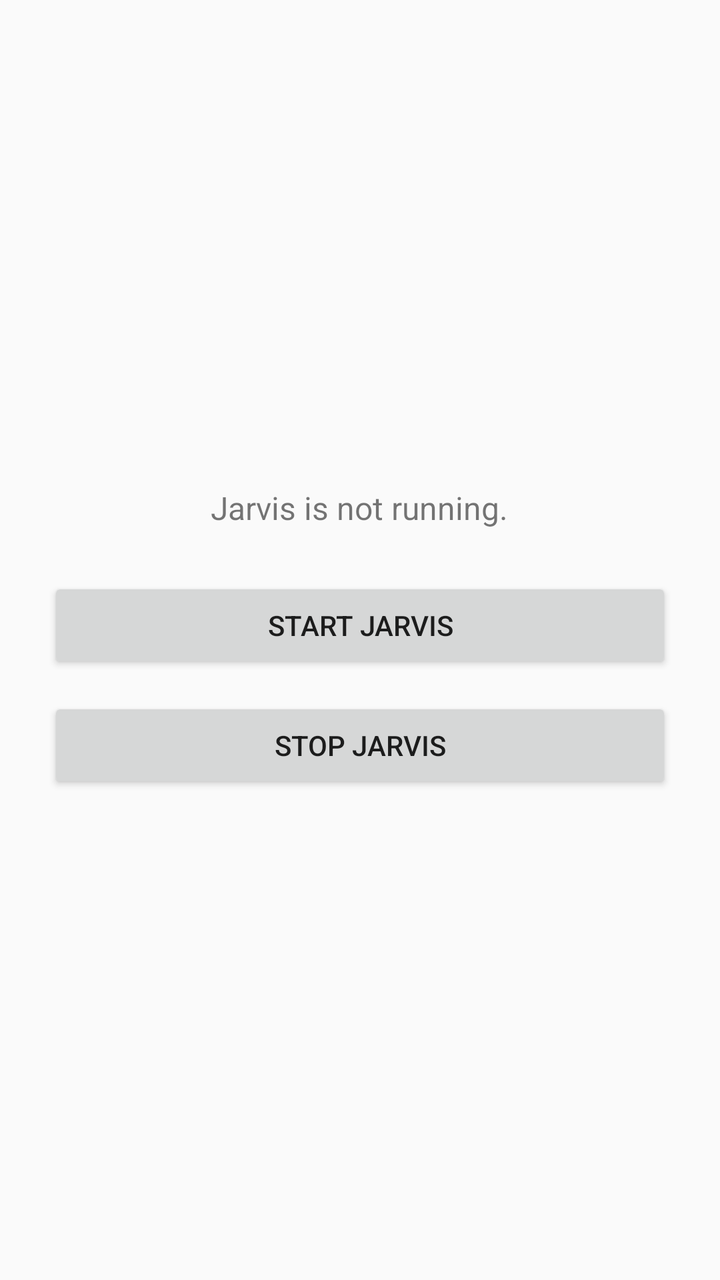
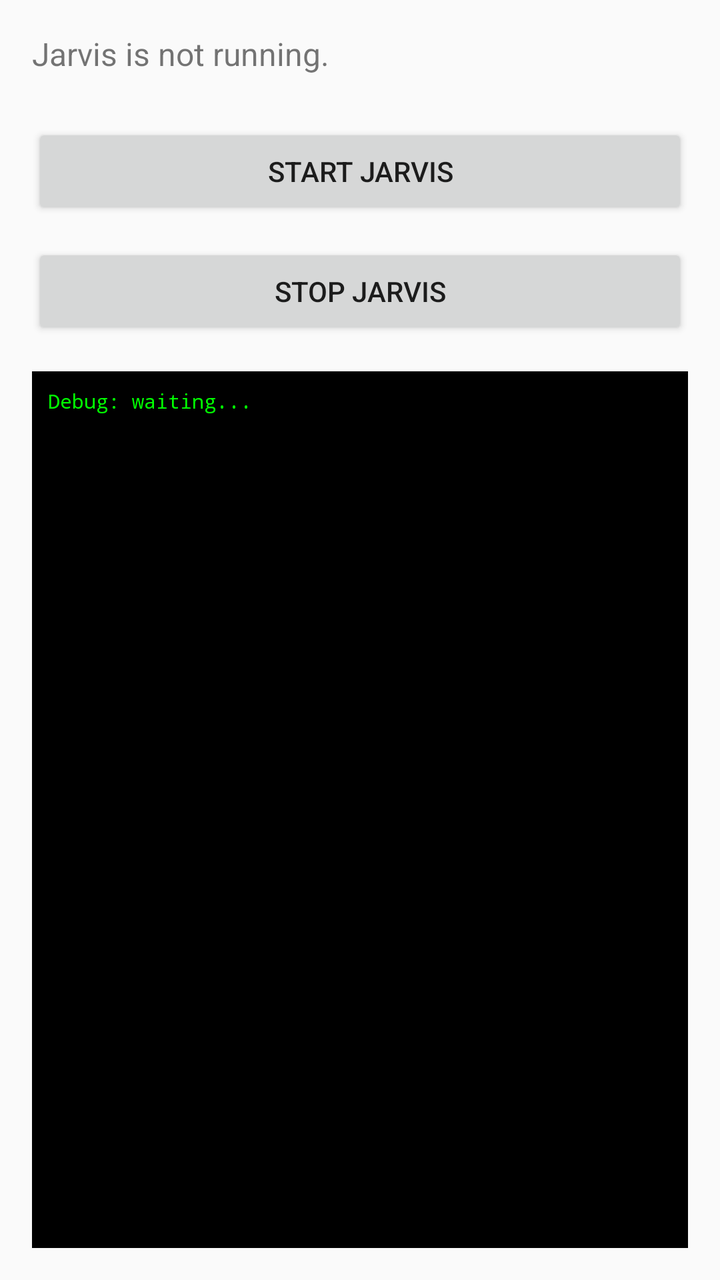

Before-and-after screenshots of an Android layout around one commit, followed by the original layout XML and the change that was made.
<!-- AndroidManifest.xml: application theme Theme.AppCompat.DayNight -->
<!-- res/layout/activity_main.xml -->
<?xml version="1.0" encoding="utf-8"?>
<LinearLayout xmlns:android="http://schemas.android.com/apk/res/android"
    android:layout_width="match_parent"
    android:layout_height="match_parent"
    android:orientation="vertical"
    android:gravity="center"
    android:padding="24dp">

    <TextView
        android:id="@+id/statusText"
        android:layout_width="wrap_content"
        android:layout_height="wrap_content"
        android:textSize="16sp"
        android:layout_marginBottom="24dp"
        android:text="Jarvis is not running." />

    <Button
        android:id="@+id/startButton"
        android:layout_width="match_parent"
        android:layout_height="wrap_content"
        android:text="Start Jarvis" />

    <Button
        android:id="@+id/stopButton"
        android:layout_width="match_parent"
        android:layout_height="wrap_content"
        android:layout_marginTop="12dp"
        android:text="Stop Jarvis" />

</LinearLayout>
<!-- resources referenced by this layout -->
<resources>

</resources>

<!-- the commit's change to res/layout/activity_main.xml (unified diff, before → after) -->
@@ -3,8 +3,7 @@
     android:layout_width="match_parent"
     android:layout_height="match_parent"
     android:orientation="vertical"
-    android:gravity="center"
-    android:padding="24dp">
+    android:padding="16dp">
 
     <TextView
         android:id="@+id/statusText"
@@ -27,4 +26,22 @@
         android:layout_marginTop="12dp"
         android:text="Stop Jarvis" />
 
+    <ScrollView
+        android:layout_width="match_parent"
+        android:layout_height="0dp"
+        android:layout_weight="1"
+        android:layout_marginTop="16dp"
+        android:background="#000000">
+
+        <TextView
+            android:id="@+id/debugText"
+            android:layout_width="match_parent"
+            android:layout_height="wrap_content"
+            android:padding="8dp"
+            android:textSize="10sp"
+            android:textColor="#00FF00"
+            android:fontFamily="monospace"
+            android:text="Debug: waiting...\n" />
+    </ScrollView>
+
 </LinearLayout>
